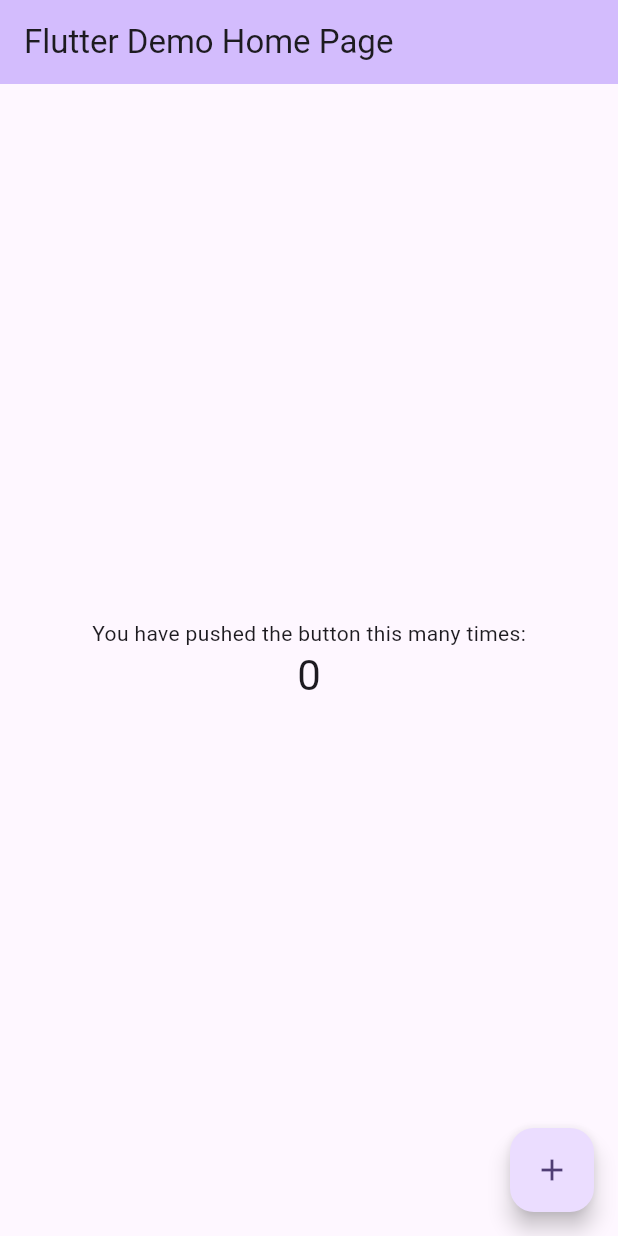
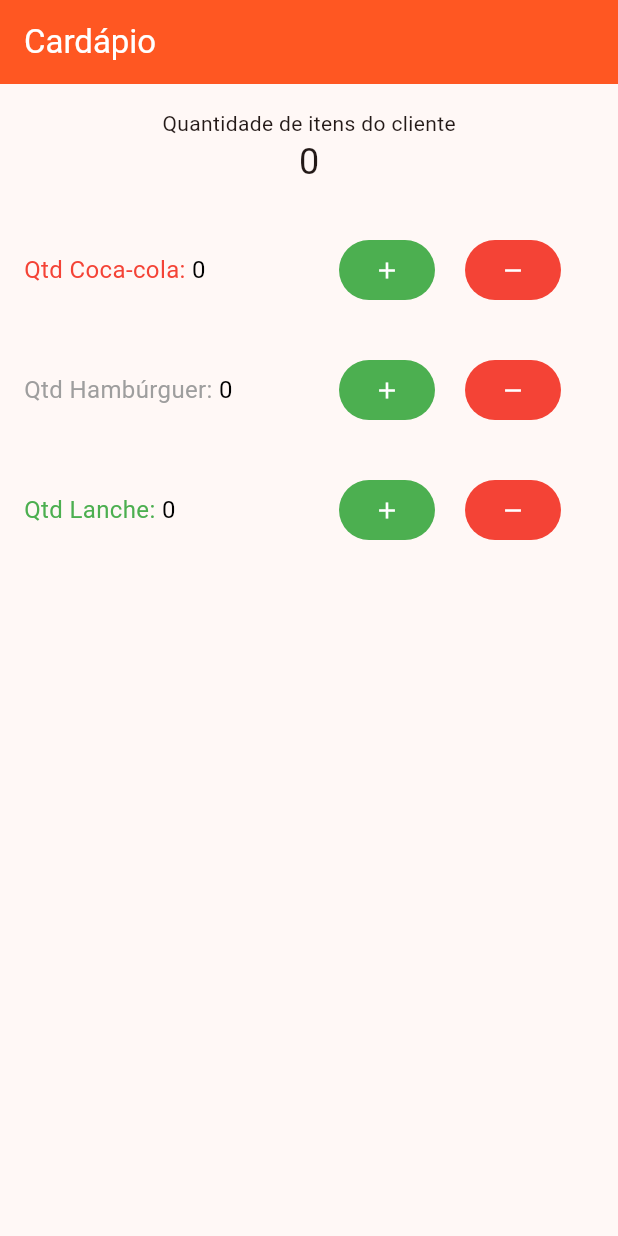
Before and after one commit to Fefefx/primeiro_appflutter, a Flutter app: the screen it shows after launch, on a phone screen of 412 x 824 dp. Run offline on Flutter 3.47's test engine with Material 2 defaults, Android fonts, the phone set to English and light mode, and no system bars.

Commit message:
feat (app): app challenge

```diff
--- a/lib/main.dart
+++ b/lib/main.dart
@@ -7,46 +7,21 @@
 class MyApp extends StatelessWidget {
   const MyApp({super.key});
 
-  // This widget is the root of your application.
   @override
   Widget build(BuildContext context) {
     return MaterialApp(
-      title: 'Flutter Demo',
+      title: 'E-lanche',
       theme: ThemeData(
-        // This is the theme of your application.
-        //
-        // TRY THIS: Try running your application with "flutter run". You'll see
-        // the application has a blue toolbar. Then, without quitting the app,
-        // try changing the seedColor in the colorScheme below to Colors.green
-        // and then invoke "hot reload" (save your changes or press the "hot
-        // reload" button in a Flutter-supported IDE, or press "r" if you used
-        // the command line to start the app).
-        //
-        // Notice that the counter didn't reset back to zero; the application
-        // state is not lost during the reload. To reset the state, use hot
-        // restart instead.
-        //
-        // This works for code too, not just values: Most code changes can be
-        // tested with just a hot reload.
-        colorScheme: ColorScheme.fromSeed(seedColor: Colors.deepPurple),
+        colorScheme: ColorScheme.fromSeed(seedColor: Colors.deepOrange),
         useMaterial3: true,
       ),
-      home: const MyHomePage(title: 'Flutter Demo Home Page'),
+      home: const MyHomePage(title: 'Cardápio'),
     );
   }
 }
 
 class MyHomePage extends StatefulWidget {
   const MyHomePage({super.key, required this.title});
-
-  // This widget is the home page of your application. It is stateful, meaning
-  // that it has a State object (defined below) that contains fields that affect
-  // how it looks.
-
-  // This class is the configuration for the state. It holds the values (in this
-  // case the title) provided by the parent (in this case the App widget) and
-  // used by the build method of the State. Fields in a Widget subclass are
-  // always marked "final".
 
   final String title;
 
@@ -56,70 +31,227 @@
 
 class _MyHomePageState extends State<MyHomePage> {
   int _counter = 0;
+  int _counterCoke = 0;
+  int _counterHamburguer = 0;
+  int _counterSnack = 0;
 
-  void _incrementCounter() {
+  void _incrementCoke() {
     setState(() {
-      // This call to setState tells the Flutter framework that something has
-      // changed in this State, which causes it to rerun the build method below
-      // so that the display can reflect the updated values. If we changed
-      // _counter without calling setState(), then the build method would not be
-      // called again, and so nothing would appear to happen.
+      _counterCoke++;
       _counter++;
+    });
+  }
+
+  void _decrementCoke() {
+    setState(() {
+      if (_counterCoke > 0) {
+        _counterCoke--;
+        _counter--;
+      }
+    });
+  }
+
+  void _incrementHamburguer() {
+    setState(() {
+      _counterHamburguer++;
+      _counter++;
+    });
+  }
+
+  void _decrementHamburguer() {
+    setState(() {
+      if (_counterHamburguer > 0) {
+        _counterHamburguer--;
+        _counter--;
+      }
+    });
+  }
+
+  void _incrementSnack() {
+    setState(() {
+      _counterSnack++;
+      _counter++;
+    });
+  }
+
+  void _decrementSnack() {
+    setState(() {
+      if (_counterSnack > 0) {
+        _counterSnack--;
+        _counter--;
+      }
     });
   }
 
   @override
   Widget build(BuildContext context) {
-    // This method is rerun every time setState is called, for instance as done
-    // by the _incrementCounter method above.
-    //
-    // The Flutter framework has been optimized to make rerunning build methods
-    // fast, so that you can just rebuild anything that needs updating rather
-    // than having to individually change instances of widgets.
     return Scaffold(
         appBar: AppBar(
-        // TRY THIS: Try changing the color here to a specific color (to
-        // Colors.amber, perhaps?) and trigger a hot reload to see the AppBar
-        // change color while the other colors stay the same.
-        backgroundColor: Theme.of(context).colorScheme.inversePrimary,
-        // Here we take the value from the MyHomePage object that was created by
-        // the App.build method, and use it to set our appbar title.
-        title: Text(widget.title),
+          backgroundColor: Colors.deepOrange,
+          title:
+              Text(widget.title, style: const TextStyle(color: Colors.white)),
         ),
         body: Center(
-        // Center is a layout widget. It takes a single child and positions it
-        // in the middle of the parent.
-        child: Column(
-          // Column is also a layout widget. It takes a list of children and
-          // arranges them vertically. By default, it sizes itself to fit its
-          // children horizontally, and tries to be as tall as its parent.
-          //
-          // Column has various properties to control how it sizes itself and
-          // how it positions its children. Here we use mainAxisAlignment to
-          // center the children vertically; the main axis here is the vertical
-          // axis because Columns are vertical (the cross axis would be
-          // horizontal).
-          //
-          // TRY THIS: Invoke "debug painting" (choose the "Toggle Debug Paint"
-          // action in the IDE, or press "p" in the console), to see the
-          // wireframe for each widget.
-          mainAxisAlignment: MainAxisAlignment.center,
-          children: <Widget>[
+          child: Column(children: <Widget>[
+            Padding(
+                padding: const EdgeInsets.all(16.0),
+                child: Column(children: <Widget>[
                   const Text(
-              'You have pushed the button this many times:',
+                    'Quantidade de itens do cliente',
                   ),
                   Text(
                     '$_counter',
-              style: Theme.of(context).textTheme.headlineMedium,
+                    style: Theme.of(context).textTheme.headlineSmall,
+                  ),
+                ])),
+            Padding(
+              padding: const EdgeInsets.all(16.0),
+              child: Row(
+                children: <Widget>[
+                  Column(
+                    children: <Widget>[
+                      SizedBox(
+                          width: 200,
+                          child: Row(
+                            children: <Widget>[
+                              const Text(
+                                'Qtd Coca-cola: ',
+                                style:
+                                    TextStyle(color: Colors.red, fontSize: 16),
+                              ),
+                              Text('$_counterCoke',
+                                  style: const TextStyle(
+                                      color: Colors.black, fontSize: 16)),
+                            ],
+                          ))
+                    ],
+                  ),
+                  Column(
+                    children: <Widget>[
+                      Row(
+                        mainAxisAlignment: MainAxisAlignment.center,
+                        children: <Widget>[
+                          Container(
+                            margin: const EdgeInsets.only(right: 10, left: 10),
+                            child: TextButton(
+                                onPressed: _incrementCoke,
+                                style: TextButton.styleFrom(
+                                    backgroundColor: Colors.green),
+                                child:
+                                    const Icon(Icons.add, color: Colors.white)),
+                          ),
+                          Container(
+                              margin:
+                                  const EdgeInsets.only(right: 10, left: 10),
+                              child: TextButton(
+                                  onPressed: _decrementCoke,
+                                  style: TextButton.styleFrom(
+                                      backgroundColor: Colors.red),
+                                  child: const Icon(Icons.remove,
+                                      color: Colors.white)))
+                        ],
+                      )
+                    ],
                   ),
                 ],
               ),
             ),
-      floatingActionButton: FloatingActionButton(
-        onPressed: _incrementCounter,
-        tooltip: 'Increment',
-        child: const Icon(Icons.add),
-      ), // This trailing comma makes auto-formatting nicer for build methods.
-    );
+            Padding(
+              padding: const EdgeInsets.all(16.0),
+              child: Row(children: <Widget>[
+                Column(children: <Widget>[
+                  SizedBox(
+                    width: 200,
+                    child: Row(children: <Widget>[
+                      const Text(
+                        'Qtd Hambúrguer: ',
+                        style: TextStyle(color: Colors.grey, fontSize: 16),
+                      ),
+                      Text('$_counterHamburguer',
+                          style: const TextStyle(
+                              color: Colors.black, fontSize: 16)),
+                    ]),
+                  )
+                ]),
+                Column(
+                  children: <Widget>[
+                    Row(
+                      mainAxisAlignment: MainAxisAlignment.center,
+                      children: <Widget>[
+                        Row(
+                          mainAxisAlignment: MainAxisAlignment.center,
+                          children: <Widget>[
+                            Container(
+                              margin:
+                                  const EdgeInsets.only(right: 10, left: 10),
+                              child: TextButton(
+                                  onPressed: _incrementHamburguer,
+                                  style: TextButton.styleFrom(
+                                      backgroundColor: Colors.green),
+                                  child: const Icon(Icons.add,
+                                      color: Colors.white)),
+                            ),
+                            Container(
+                                margin:
+                                    const EdgeInsets.only(right: 10, left: 10),
+                                child: TextButton(
+                                    onPressed: _decrementHamburguer,
+                                    style: TextButton.styleFrom(
+                                        backgroundColor: Colors.red),
+                                    child: const Icon(Icons.remove,
+                                        color: Colors.white)))
+                          ],
+                        )
+                      ],
+                    )
+                  ],
+                )
+              ]),
+            ),
+            Padding(
+              padding: const EdgeInsets.all(16.0),
+              child: Row(children: <Widget>[
+                Column(
+                  children: <Widget>[
+                    SizedBox(
+                      width: 200,
+                      child: Row(children: <Widget>[
+                        const Text(
+                          'Qtd Lanche: ',
+                          style: TextStyle(color: Colors.green, fontSize: 16),
+                        ),
+                        Text('$_counterSnack',
+                            style: const TextStyle(
+                                color: Colors.black, fontSize: 16)),
+                      ]),
+                    )
+                  ],
+                ),
+                Column(
+                  children: <Widget>[
+                    Row(children: <Widget>[
+                      Container(
+                        margin: const EdgeInsets.only(right: 10, left: 10),
+                        child: TextButton(
+                            onPressed: _incrementSnack,
+                            style: TextButton.styleFrom(
+                                backgroundColor: Colors.green),
+                            child: const Icon(Icons.add, color: Colors.white)),
+                      ),
+                      Container(
+                          margin: const EdgeInsets.only(right: 10, left: 10),
+                          child: TextButton(
+                              onPressed: _decrementSnack,
+                              style: TextButton.styleFrom(
+                                  backgroundColor: Colors.red),
+                              child: const Icon(Icons.remove,
+                                  color: Colors.white)))
+                    ]),
+                  ],
+                )
+              ]),
+            )
+          ]),
+        ));
   }
 }
```
Lines whose indentation alone changed are shown as unchanged.
